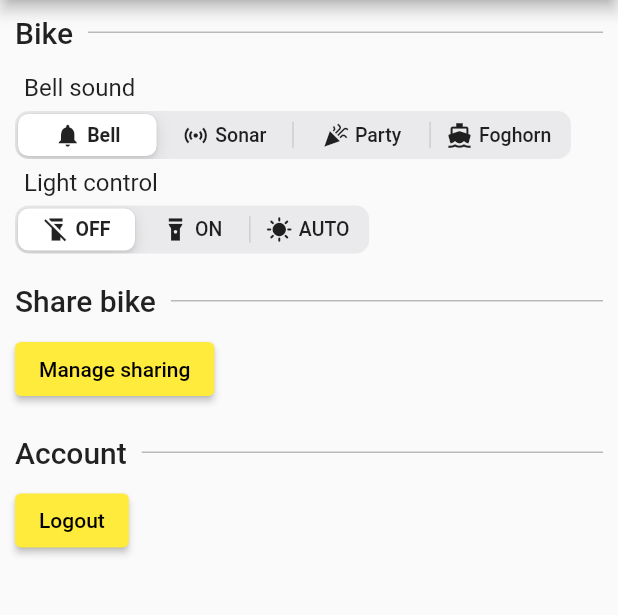
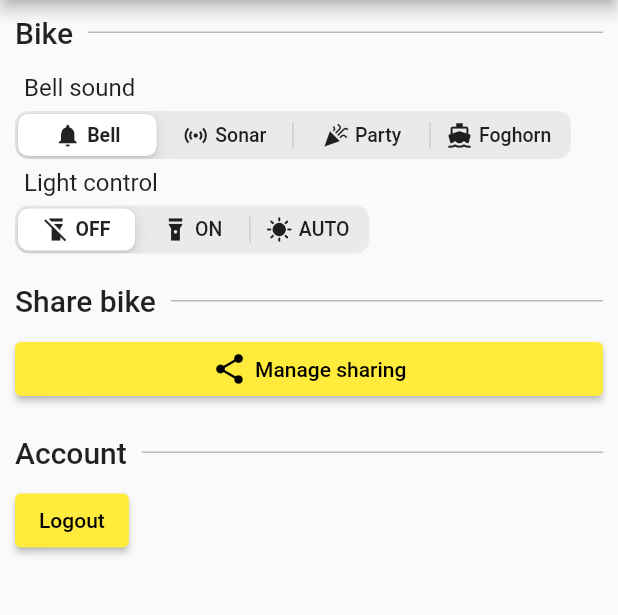
Before and after one commit to mjarkk/vanmoof-web-controller, a Flutter app: the Settings screen opened directly with empty values, on a phone screen of 412 x 824 dp, the part 84-699 px from its top. Run offline on Flutter 3.47's test engine with Material 2 defaults, Android fonts, the phone set to English and light mode, and no system bars; drawn by our look-alikes of modal_bottom_sheet; our stand-ins replace dio, email_validator, flutter_blue_plus, flutter_secure_storage, hex, hive and 1 more; missing offline and left inert: animated_fractionally_sized_box, pointycastle; accounts and stored records are empty.

Commit message:
Add share icon to manage sharing.

```diff
--- a/app/lib/routes/settings.dart
+++ b/app/lib/routes/settings.dart
@@ -110,7 +110,8 @@ class ShareSettings extends StatelessWidget {
                           onChanged: (value) {
                             log(value);
                           },
-                      )),
+                        ),
+                      ),
                       ElevatedButton(
                         onPressed: () {
                           log('Share bike pressed');
@@ -237,12 +238,18 @@ class ShareBikeControl extends StatelessWidget {
   @override
   Widget build(BuildContext context) {
     return ElevatedButton(
-      onPressed: () =>
-        showModalBottomSheet(
+      onPressed: () => showModalBottomSheet(
         context: context,
         builder: (context) => ShareSettings(bike: bike),
       ),
-      child: const Text('Manage sharing'),
+      child: Row(
+        mainAxisAlignment: MainAxisAlignment.center,
+        children: const [
+          Icon(Icons.share),
+          SizedBox(width: 5),
+          Text('Manage sharing'),
+        ],
+      ),
     );
   }
 }
```
Lines whose indentation alone changed are shown as unchanged.
